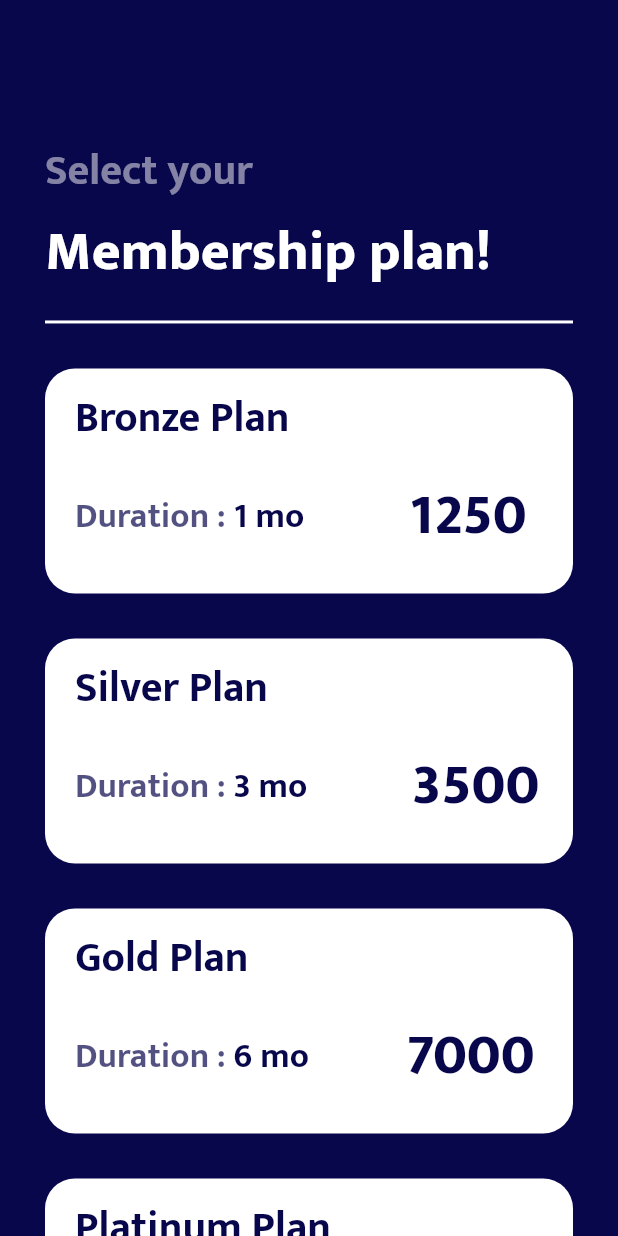
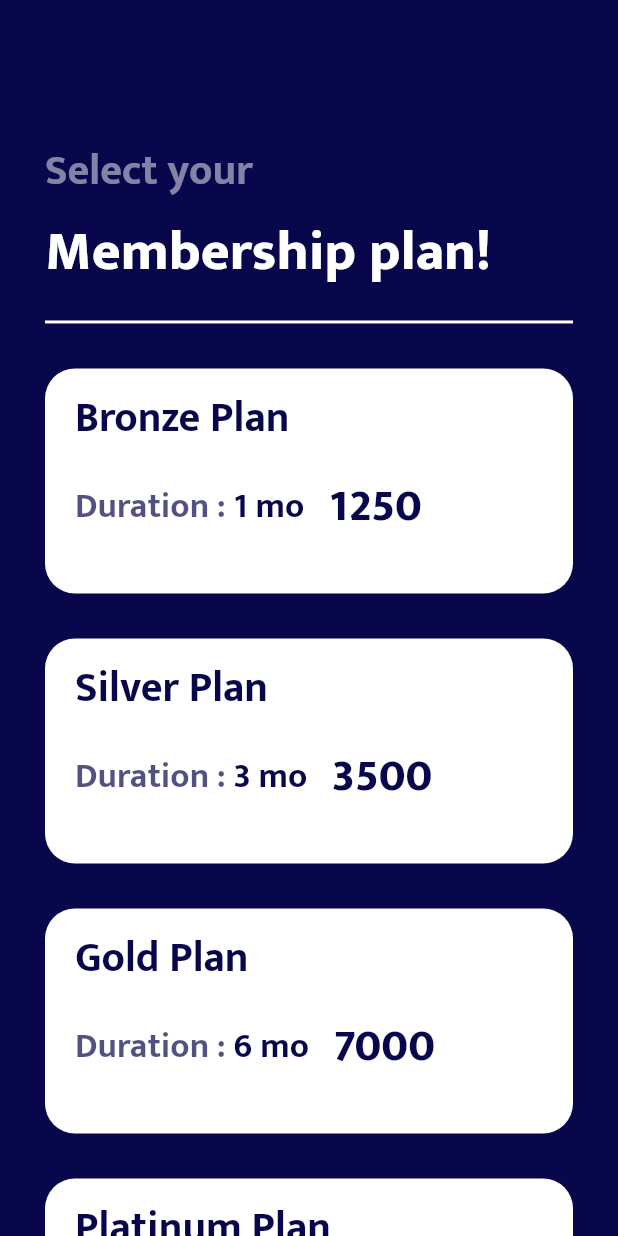
Before and after one commit to ShivamPundir12/ND_Fitness-new, a Flutter app: the membership screen opened directly, on a phone screen of 412 x 824 dp. Run offline on Flutter 3.47's test engine with Material 2 defaults, Android fonts, the phone set to English and light mode, and no system bars; our stand-ins replace firebase_auth, firebase_core, flutter_secure_storage, form_field_validator, google_sign_in, page_transition; accounts and stored records are empty; network calls fail.

Commit message:
done 23-03-23

```diff
--- a/lib/screens/info/membership.dart
+++ b/lib/screens/info/membership.dart
@@ -1,4 +1,3 @@
-import 'package:flutter/cupertino.dart';
 import 'package:flutter/material.dart';
 
 import '../../materials/colors.dart';
@@ -100,13 +99,14 @@ class _membershipState extends State<membership> {
                                       fontFamily: 'Mukta'),
                                 ),
                                 SizedBox(
-                                  width: 70,
+                                  width:
+                                      MediaQuery.of(context).size.width * 0.04,
                                 ),
                                 Text(
                                   '1250',
                                   style: TextStyle(
                                       color: background_color,
-                                      fontSize: 38,
+                                      fontSize: 30,
                                       fontWeight: FontWeight.w900,
                                       fontFamily: 'Mukta'),
                                 ),
@@ -120,7 +120,7 @@ class _membershipState extends State<membership> {
                       ),
                       Container(
                         padding:
-                        EdgeInsets.symmetric(horizontal: 20, vertical: 10),
+                            EdgeInsets.symmetric(horizontal: 20, vertical: 10),
                         height: 150,
                         width: MediaQuery.of(context).size.width,
                         decoration: BoxDecoration(
@@ -159,13 +159,14 @@ class _membershipState extends State<membership> {
                                       fontFamily: 'Mukta'),
                                 ),
                                 SizedBox(
-                                  width: 70,
+                                  width:
+                                      MediaQuery.of(context).size.width * 0.04,
                                 ),
                                 Text(
                                   '3500',
                                   style: TextStyle(
                                       color: background_color,
-                                      fontSize: 38,
+                                      fontSize: 30,
                                       fontWeight: FontWeight.w900,
                                       fontFamily: 'Mukta'),
                                 ),
@@ -179,7 +180,7 @@ class _membershipState extends State<membership> {
                       ),
                       Container(
                         padding:
-                        EdgeInsets.symmetric(horizontal: 20, vertical: 10),
+                            EdgeInsets.symmetric(horizontal: 20, vertical: 10),
                         height: 150,
                         width: MediaQuery.of(context).size.width,
                         decoration: BoxDecoration(
@@ -218,13 +219,14 @@ class _membershipState extends State<membership> {
                                       fontFamily: 'Mukta'),
                                 ),
                                 SizedBox(
-                                  width: 65,
+                                  width:
+                                      MediaQuery.of(context).size.width * 0.04,
                                 ),
                                 Text(
                                   '7000',
                                   style: TextStyle(
                                       color: background_color,
-                                      fontSize: 38,
+                                      fontSize: 30,
                                       fontWeight: FontWeight.w900,
                                       fontFamily: 'Mukta'),
                                 ),
@@ -233,10 +235,12 @@ class _membershipState extends State<membership> {
                           ],
                         ),
                       ),
-                      SizedBox(height: 30,),
+                      SizedBox(
+                        height: 30,
+                      ),
                       Container(
                         padding:
-                        EdgeInsets.symmetric(horizontal: 20, vertical: 10),
+                            EdgeInsets.symmetric(horizontal: 20, vertical: 10),
                         height: 150,
                         width: MediaQuery.of(context).size.width,
                         decoration: BoxDecoration(
@@ -275,13 +279,16 @@ class _membershipState extends State<membership> {
                                       fontFamily: 'Mukta'),
                                 ),
                                 SizedBox(
-                                  width: 40,
+                                  height:
+                                      MediaQuery.of(context).size.height * 0.02,
+                                  width:
+                                      MediaQuery.of(context).size.width * 0.03,
                                 ),
                                 Text(
                                   '13000',
                                   style: TextStyle(
                                       color: background_color,
-                                      fontSize: 38,
+                                      fontSize: 30,
                                       fontWeight: FontWeight.w900,
                                       fontFamily: 'Mukta'),
                                 ),
```
Also changed, not shown: lib/main.dart (+15 -5 lines), lib/screens/auth/sign_in.dart (+49 -46 lines), lib/screens/auth/sign_up.dart (+29 -21 lines), lib/screens/info/activity_level.dart (+23 -5 lines), lib/screens/info/age/age.dart (+24 -4 lines), lib/screens/info/gender.dart (+4 -4 lines), lib/screens/onboard/onboarding_scrn.dart (+70 -61 lines), lib/screens/onboard/splash_scrn.dart (+45 -11 lines), 2 other files.
